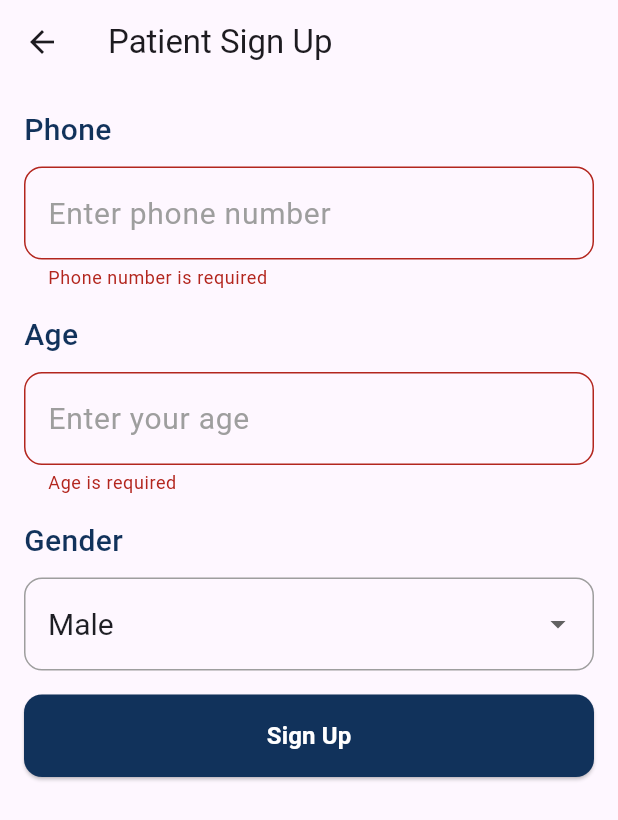
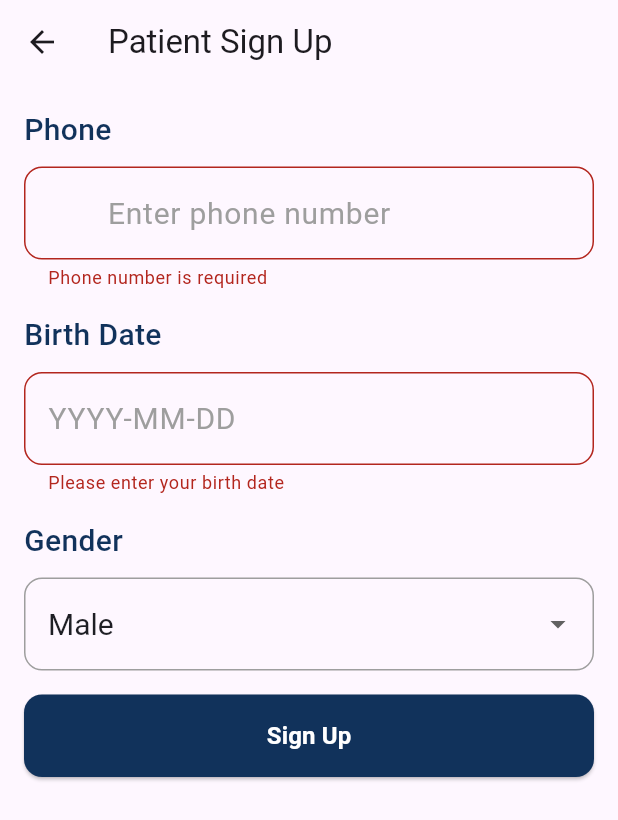
Before and after one commit to Rafiq-Health-Care/rafiq-mobile, a Flutter app: the PatientSignUpStepIIScreen screen opened by its route, after a tap on "Sign Up", on a phone screen of 412 x 824 dp. Shown: the top 820 px of the screen. Run offline on Flutter 3.47's test engine with Material 3 defaults, Android fonts, the phone set to English and light mode, and no system bars; our stand-ins replace cookie_jar, dio, dio_cookie_manager, file_picker, flutter_bloc, flutter_svg and 4 more; accounts and stored records are empty; network calls fail.

Commit message:
refactor: replace age with birth date in sign-up models and validation; add birth date input formatter

```diff
--- a/lib/core/services/validation.dart
+++ b/lib/core/services/validation.dart
@@ -39,18 +39,40 @@ class Validation {
     return null;
   }
 
-  static String? validateAge(String? value) {
-    value = value?.trim();
-    if (value == null || value.isEmpty) return 'Age is required';
-    final age = int.tryParse(value);
-    if (age == null || age <= 0) return 'Enter a valid age';
+  static String? validateBirthDate(String? value) {
+    if (value == null || value.isEmpty) {
+      return 'Please enter your birth date';
+    }
+
+    final regex = RegExp(r'^\d{4}-\d{2}-\d{2}$');
+    if (!regex.hasMatch(value)) {
+      return 'Invalid format';
+    }
+
+    final parts = value.split('-');
+    final year = int.parse(parts[0]);
+    final month = int.parse(parts[1]);
+    final day = int.parse(parts[2]);
+
+    if (year < 1900 || year > DateTime.now().year) {
+      return 'Invalid year';
+    }
+
+    if (month < 1 || month > 12) {
+      return 'Invalid month';
+    }
+
+    if (day < 1 || day > 31) {
+      return 'Invalid day';
+    }
+
     return null;
   }
 
   static String? validatePhone(String? value) {
     value = value?.trim();
     if (value == null || value.isEmpty) return 'Phone number is required';
-    final phoneRegex = RegExp(r'^\+?[\d\s]{7,15}$');
+    final phoneRegex = RegExp(r'^(10|11|12|15)\d{8}$');
     if (!phoneRegex.hasMatch(value)) return 'Enter a valid phone number';
     return null;
   }
--- a/lib/core/widgets/custom_labeled_text_field.dart
+++ b/lib/core/widgets/custom_labeled_text_field.dart
@@ -1,4 +1,5 @@
 import 'package:flutter/material.dart';
+import 'package:flutter/services.dart';
 import 'package:rafiq/core/theme/app_theme.dart';
 
 class CustomLabeledTextField extends StatelessWidget {
@@ -7,6 +8,8 @@ class CustomLabeledTextField extends StatelessWidget {
   final TextEditingController controller;
   final String? Function(String?)? validator;
   final TextInputType keyboardType;
+  final List<TextInputFormatter>? inputFormatters;
+  final String? prefixText;
 
   const CustomLabeledTextField({
     super.key,
@@ -15,6 +18,8 @@ class CustomLabeledTextField extends StatelessWidget {
     required this.validator,
     this.keyboardType = TextInputType.text,
     required this.label,
+    this.inputFormatters,
+    this.prefixText,
   });
 
   @override
@@ -30,6 +35,8 @@ class CustomLabeledTextField extends StatelessWidget {
           validator: validator,
           decoration: InputDecoration(
             hintText: hint,
+            prefixText: prefixText,
+            prefixStyle: appTheme.textFieldTextStyle,
             border: OutlineInputBorder(borderRadius: BorderRadius.circular(12)),
 
             enabledBorder: OutlineInputBorder(
@@ -44,6 +51,7 @@ class CustomLabeledTextField extends StatelessWidget {
           ),
           style: appTheme.textFieldTextStyle,
           keyboardType: keyboardType,
+          inputFormatters: inputFormatters,
         ),
       ],
     );
--- a/lib/features/auth/data/models/doctor_sign_up_request.dart
+++ b/lib/features/auth/data/models/doctor_sign_up_request.dart
@@ -14,7 +14,7 @@ class DoctorSignUpRequest extends UserSignUpBody {
     super.firstName,
     super.lastName,
     super.phone,
-    super.age,
+    super.birthDate,
     super.gender,
     this.specialization,
     this.description,
--- a/lib/features/auth/data/models/patient_sign_up_request.dart
+++ b/lib/features/auth/data/models/patient_sign_up_request.dart
@@ -7,7 +7,7 @@ class PatientSignUpRequest extends UserSignUpBody {
     super.firstName,
     super.lastName,
     super.phone,
-    super.age,
+    super.birthDate,
     super.gender,
   });
 }
--- a/lib/features/auth/data/models/user_sign_up_body.dart
+++ b/lib/features/auth/data/models/user_sign_up_body.dart
@@ -4,7 +4,7 @@ class UserSignUpBody {
   String? firstName;
   String? lastName;
   String? phone;
-  int? age;
+  String? birthDate;
   String? gender;
 
   UserSignUpBody({
@@ -13,7 +13,7 @@ class UserSignUpBody {
     this.firstName,
     this.lastName,
     this.phone,
-    this.age,
+    this.birthDate,
     this.gender,
   });
 
@@ -24,7 +24,7 @@ class UserSignUpBody {
       'firstName': firstName,
       'lastName': lastName,
       'phone': phone,
-      'age': age,
+      'birthDate': birthDate,
       'gender': gender,
     };
   }
--- /dev/null
+++ b/lib/features/auth/presentation/formatters/birth_date_input_formatter.dart
@@ -0,0 +1,34 @@
+import 'package:flutter/services.dart';
+
+class BirthDateInputFormatter extends TextInputFormatter {
+  @override
+  TextEditingValue formatEditUpdate(
+    TextEditingValue oldValue,
+    TextEditingValue newValue,
+  ) {
+    String digitsOnly = newValue.text.replaceAll(RegExp(r'[^0-9]'), '');
+
+    if (digitsOnly.length > 8) {
+      digitsOnly = digitsOnly.substring(0, 8);
+    }
+
+    final buffer = StringBuffer();
+
+    for (int i = 0; i < digitsOnly.length; i++) {
+      buffer.write(digitsOnly[i]);
+
+      if (i == 3 || i == 5) {
+        if (i != digitsOnly.length - 1) {
+          buffer.write('-');
+        }
+      }
+    }
+
+    final text = buffer.toString();
+
+    return TextEditingValue(
+      text: text,
+      selection: TextSelection.collapsed(offset: text.length),
+    );
+  }
+}
--- a/lib/features/auth/presentation/screens/patient_sign_up_step_ii_screen.dart
+++ b/lib/features/auth/presentation/screens/patient_sign_up_step_ii_screen.dart
@@ -1,4 +1,5 @@
 import 'package:flutter/material.dart';
+import 'package:flutter/services.dart';
 import 'package:flutter_bloc/flutter_bloc.dart';
 import 'package:rafiq/core/functions/snack_bar_message.dart';
 import 'package:rafiq/core/router/router_strings.dart';
@@ -8,6 +9,7 @@ import 'package:rafiq/features/auth/data/enum/gender_enum.dart';
 import 'package:rafiq/features/auth/data/models/patient_sign_up_request.dart';
 import 'package:rafiq/core/services/validation.dart';
 import 'package:rafiq/core/widgets/custom_labeled_text_field.dart';
+import 'package:rafiq/features/auth/presentation/formatters/birth_date_input_formatter.dart';
 import 'package:rafiq/features/auth/presentation/widgets/gender_selector.dart';
 import 'package:rafiq/core/widgets/custom_elevated_button.dart';
 
@@ -23,13 +25,13 @@ class _PatientSignUpStepIIScreenState extends State<PatientSignUpStepIIScreen> {
   final _formKey = GlobalKey<FormState>();
 
   final _phoneController = TextEditingController();
-  final _ageController = TextEditingController();
+  final _birthDateController = TextEditingController();
   Gender _selectedGender = Gender.male;
 
   @override
   void dispose() {
     _phoneController.dispose();
-    _ageController.dispose();
+    _birthDateController.dispose();
     super.dispose();
   }
 
@@ -37,7 +39,7 @@ class _PatientSignUpStepIIScreenState extends State<PatientSignUpStepIIScreen> {
     if (_formKey.currentState!.validate()) {
       (AuthCubit.get(context).userSignUpBody! as PatientSignUpRequest)
         ..phone = _phoneController.text.trim()
-        ..age = int.parse(_ageController.text)
+        ..birthDate = _birthDateController.text
         ..gender = _selectedGender.name;
 
       AuthCubit.get(context).patientSignUp();
@@ -63,15 +65,20 @@ class _PatientSignUpStepIIScreenState extends State<PatientSignUpStepIIScreen> {
                 controller: _phoneController,
                 keyboardType: TextInputType.number,
                 validator: Validation.validatePhone,
+                prefixText: '+20 ',
+                inputFormatters: [
+                  FilteringTextInputFormatter.digitsOnly,
+                  LengthLimitingTextInputFormatter(10),
+                ],
               ),
               CustomLabeledTextField(
-                label: 'Age',
-                hint: 'Enter your age',
-                controller: _ageController,
-                keyboardType: TextInputType.number,
-                validator: Validation.validateAge,
+                label: 'Birth Date',
+                hint: 'YYYY-MM-DD',
+                controller: _birthDateController,
+                keyboardType: TextInputType.datetime,
+                validator: Validation.validateBirthDate,
+                inputFormatters: [BirthDateInputFormatter()],
               ),
-
               GenderSelector(
                 initialGender: _selectedGender,
                 onChanged: (gender) {
```
Also changed, not shown: lib/features/auth/presentation/screens/doctor_sign_up_step_ii_screen.dart (+16 -8 lines).
